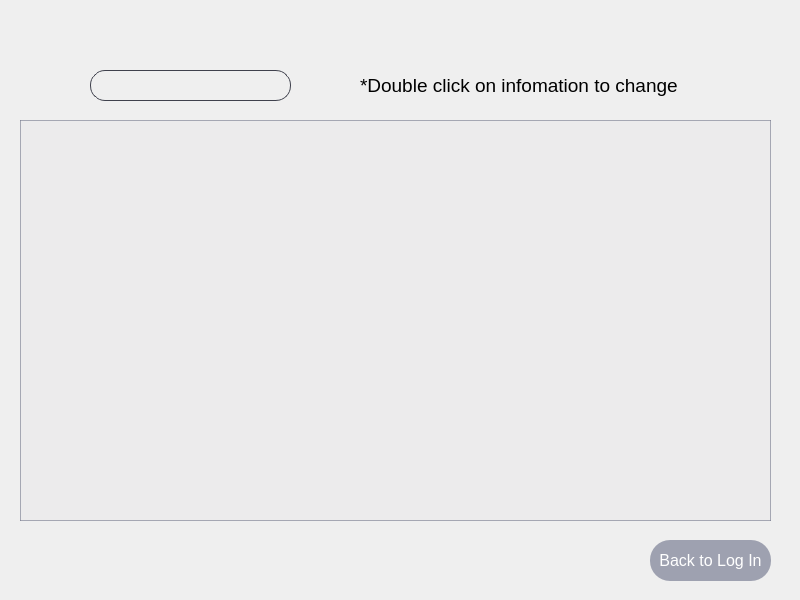
This is administrator.ui in anton-ovod/CarRentalSystem as Qt 5 draws it before an edit. The edited form follows.
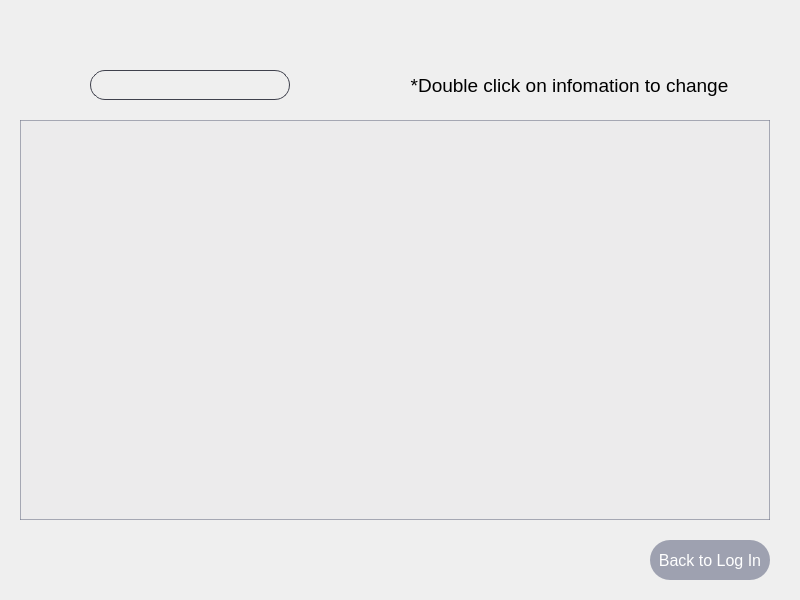
This is the edited form. Icons and pictures are not drawn.

The edit to the form file:
```diff
--- a/administrator.ui
+++ b/administrator.ui
@@ -25,6 +25,9 @@
   <property name="windowTitle">
    <string>Form</string>
   </property>
+  <property name="layoutDirection">
+   <enum>Qt::LeftToRight</enum>
+  </property>
   <property name="styleSheet">
    <string notr="true">bakcground-image: none;</string>
   </property>
@@ -33,8 +36,8 @@
     <rect>
      <x>20</x>
      <y>120</y>
-     <width>751</width>
-     <height>401</height>
+     <width>750</width>
+     <height>400</height>
     </rect>
    </property>
    <property name="styleSheet">
@@ -59,8 +62,8 @@
     <rect>
      <x>650</x>
      <y>540</y>
-     <width>121</width>
-     <height>41</height>
+     <width>120</width>
+     <height>40</height>
     </rect>
    </property>
    <property name="minimumSize">
@@ -99,13 +102,13 @@
     <rect>
      <x>90</x>
      <y>70</y>
-     <width>201</width>
-     <height>31</height>
+     <width>200</width>
+     <height>30</height>
     </rect>
    </property>
    <property name="styleSheet">
     <string notr="true">QLineEdit {
-background: rgb(116, 120, 140, 0);
+background: rgba(116, 120, 140, 0);
 border: 1px solid rgb(63, 65, 77);
 border-radius: 15px;
 
@@ -117,8 +120,8 @@
     <rect>
      <x>30</x>
      <y>70</y>
-     <width>31</width>
-     <height>31</height>
+     <width>30</width>
+     <height>30</height>
     </rect>
    </property>
    <property name="text">
@@ -134,10 +137,10 @@
   <widget class="QLabel" name="label_2">
    <property name="geometry">
     <rect>
-     <x>360</x>
+     <x>369</x>
      <y>70</y>
      <width>401</width>
-     <height>31</height>
+     <height>30</height>
     </rect>
    </property>
    <property name="font">
@@ -148,6 +151,9 @@
    <property name="text">
     <string>*Double click on infomation to change</string>
    </property>
+   <property name="alignment">
+    <set>Qt::AlignCenter</set>
+   </property>
   </widget>
  </widget>
  <resources>
```
Left out of the diff: 6 changed lines with no effect on the pictures.
